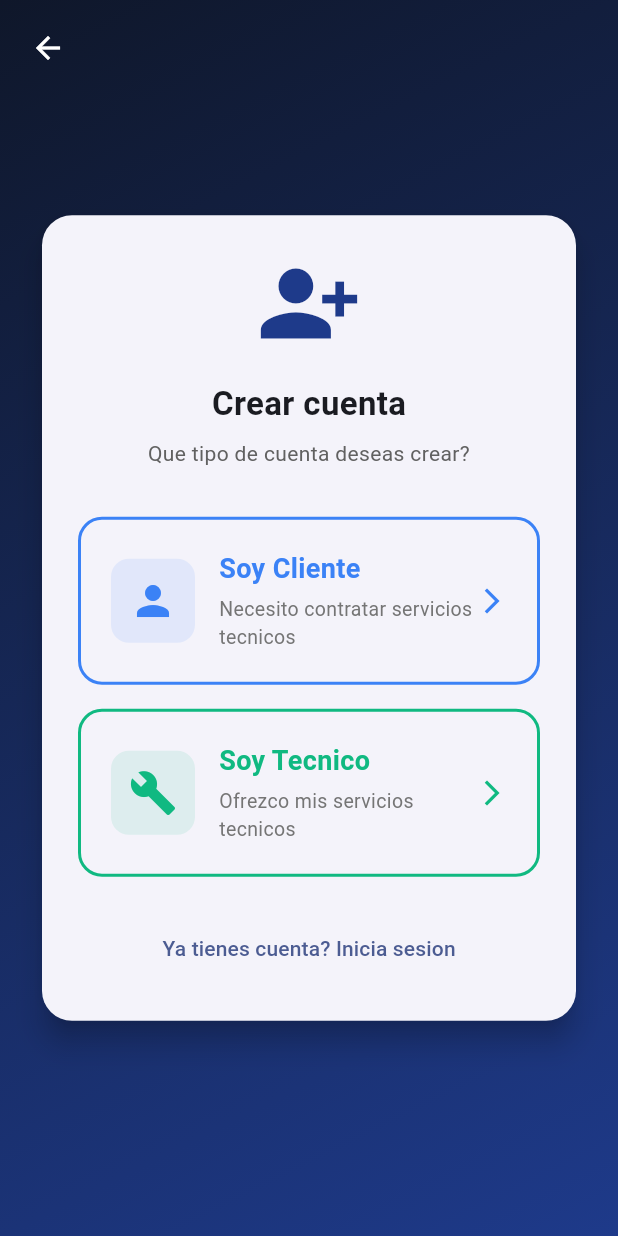
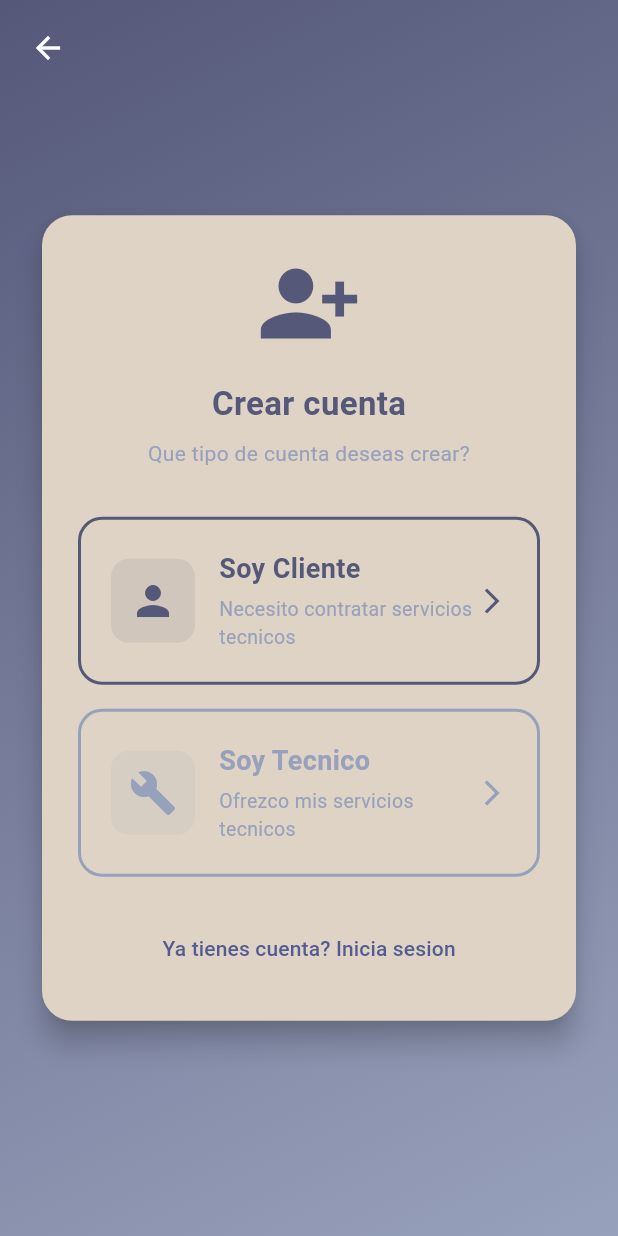
Before and after one commit to dannamishelle23/CLICKFIX-APP, a Flutter app: the screen it shows after launch, after a tap on "Crear una ahora", on a phone screen of 412 x 824 dp. Run offline on Flutter 3.47's test engine with Material 3 defaults, Android fonts, the phone set to English and light mode, and no system bars; our stand-ins replace flutter_dotenv, supabase_flutter; accounts and stored records are empty.

Commit message:
style: Apply custom color palette consistently across all auth components
- Create centralized AppColors class with custom palette:
  - Primary: #555879 (dark blue/purple)
  - Secondary: #98A1BC (light gray/blue)
  - Card background: #DED3C4 (beige/cream)
  - Main background: #F4EBD3 (light cream)
  - Error: #dc2626, Success: #10b981, Warning: #f59e0b

- Update all auth widgets (AuthButton, AuthInput, AuthLayout)
- Update all auth screens (login, register, forgot/reset password)
- Update splash screen and main.dart theme

Co-Authored-By: danna.lopez@sovos.com <danna.lopez@sovos.com>

```diff
--- a/lib/auth/login_screen.dart
+++ b/lib/auth/login_screen.dart
@@ -1,6 +1,7 @@
 import 'package:flutter/material.dart';
 import 'package:supabase_flutter/supabase_flutter.dart';
 
+import '../core/app_colors.dart';
 import 'auth_service.dart';
 import 'register_screen.dart';
 import 'forgot_password_screen.dart';
@@ -81,7 +82,7 @@ class _LoginScreenState extends State<LoginScreen> {
     ScaffoldMessenger.of(context).showSnackBar(
       SnackBar(
         content: Text(msg),
-        backgroundColor: const Color(0xFFdc2626),
+        backgroundColor: AppColors.error,
         behavior: SnackBarBehavior.floating,
       ),
     );
@@ -99,10 +100,10 @@ class _LoginScreenState extends State<LoginScreen> {
               width: 120,
               height: 120,
               decoration: BoxDecoration(
-                color: const Color(0xFFe2e8f0),
+                color: AppColors.background,
                 borderRadius: BorderRadius.circular(20),
                 border: Border.all(
-                  color: const Color(0xFF1e3a8a),
+                  color: AppColors.primary,
                   width: 2,
                   style: BorderStyle.solid,
                 ),
@@ -113,18 +114,18 @@ class _LoginScreenState extends State<LoginScreen> {
                   style: TextStyle(
                     fontSize: 18,
                     fontWeight: FontWeight.bold,
-                    color: Color(0xFF64748b),
+                    color: AppColors.secondary,
                   ),
                 ),
               ),
             ),
             const SizedBox(height: 8),
-            Text(
+            const Text(
               'Servicios tecnicos a tu alcance',
               textAlign: TextAlign.center,
               style: TextStyle(
                 fontSize: 14,
-                color: Colors.grey.shade600,
+                color: AppColors.secondary,
               ),
             ),
             const SizedBox(height: 32),
@@ -183,7 +184,7 @@ class _LoginScreenState extends State<LoginScreen> {
                 child: const Text(
                   'Olvide mi contrasena',
                   style: TextStyle(
-                    color: Color(0xFF1e3a8a),
+                    color: AppColors.primary,
                     fontWeight: FontWeight.w500,
                   ),
                 ),
--- a/lib/auth/register_screen.dart
+++ b/lib/auth/register_screen.dart
@@ -1,7 +1,6 @@
 import 'package:flutter/material.dart';
-import 'package:supabase_flutter/supabase_flutter.dart';
 
-import 'auth_service.dart';
+import '../core/app_colors.dart';
 import 'register_client_screen.dart';
 import 'register_technician_screen.dart';
 import 'widgets/auth_layout.dart';
@@ -19,7 +18,7 @@ class RegisterScreen extends StatelessWidget {
           const Icon(
             Icons.person_add_alt_1,
             size: 70,
-            color: Color(0xFF1e3a8a),
+            color: AppColors.primary,
           ),
           const SizedBox(height: 16),
           const Text(
@@ -27,15 +26,16 @@ class RegisterScreen extends StatelessWidget {
             style: TextStyle(
               fontSize: 22,
               fontWeight: FontWeight.bold,
+              color: AppColors.textDark,
             ),
           ),
           const SizedBox(height: 8),
-          Text(
+          const Text(
             'Que tipo de cuenta deseas crear?',
             textAlign: TextAlign.center,
             style: TextStyle(
               fontSize: 14,
-              color: Colors.grey.shade700,
+              color: AppColors.secondary,
             ),
           ),
           const SizedBox(height: 32),
@@ -43,7 +43,7 @@ class RegisterScreen extends StatelessWidget {
             icon: Icons.person,
             title: 'Soy Cliente',
             description: 'Necesito contratar servicios tecnicos',
-            color: const Color(0xFF3b82f6),
+            color: AppColors.primary,
             onTap: () {
               Navigator.push(
                 context,
@@ -58,7 +58,7 @@ class RegisterScreen extends StatelessWidget {
             icon: Icons.build,
             title: 'Soy Tecnico',
             description: 'Ofrezco mis servicios tecnicos',
-            color: const Color(0xFF10b981),
+            color: AppColors.secondary,
             onTap: () {
               Navigator.push(
                 context,
@@ -132,9 +132,9 @@ class _RoleCard extends StatelessWidget {
                   const SizedBox(height: 4),
                   Text(
                     description,
-                    style: TextStyle(
+                    style: const TextStyle(
                       fontSize: 13,
-                      color: Colors.grey.shade600,
+                      color: AppColors.secondary,
                     ),
                   ),
                 ],
--- a/lib/auth/widgets/auth_button.dart
+++ b/lib/auth/widgets/auth_button.dart
@@ -1,10 +1,12 @@
 import 'package:flutter/material.dart';
+import '../../core/app_colors.dart';
 
 class AuthButton extends StatelessWidget {
   final String text;
   final VoidCallback? onPressed;
   final bool loading;
   final Color? backgroundColor;
+  final bool isSecondary;
 
   const AuthButton({
     super.key,
@@ -12,6 +14,7 @@ class AuthButton extends StatelessWidget {
     this.onPressed,
     this.loading = false,
     this.backgroundColor,
+    this.isSecondary = false,
   });
 
   @override
@@ -22,21 +25,22 @@ class AuthButton extends StatelessWidget {
       child: ElevatedButton(
         onPressed: loading ? null : onPressed,
         style: ElevatedButton.styleFrom(
-          backgroundColor: backgroundColor ?? const Color(0xFF1e3a8a),
-          disabledBackgroundColor: const Color(0xFF94a3b8),
-          foregroundColor: Colors.white,
+          backgroundColor: backgroundColor ??
+              (isSecondary ? AppColors.secondary : AppColors.primary),
+          disabledBackgroundColor: AppColors.secondary,
+          foregroundColor: AppColors.textLight,
           shape: RoundedRectangleBorder(
             borderRadius: BorderRadius.circular(14),
           ),
           elevation: 4,
-          shadowColor: const Color(0xFF1e3a8a),
+          shadowColor: AppColors.primary.withOpacity(0.3),
         ),
         child: loading
             ? const SizedBox(
                 width: 24,
                 height: 24,
                 child: CircularProgressIndicator(
-                  color: Colors.white,
+                  color: AppColors.textLight,
                   strokeWidth: 2,
                 ),
               )
--- a/lib/auth/widgets/auth_input.dart
+++ b/lib/auth/widgets/auth_input.dart
@@ -1,4 +1,5 @@
 import 'package:flutter/material.dart';
+import '../../core/app_colors.dart';
 
 class AuthInput extends StatelessWidget {
   final TextEditingController controller;
@@ -41,41 +42,42 @@ class AuthInput extends StatelessWidget {
         enableSuggestions: enableSuggestions,
         textCapitalization: textCapitalization,
         maxLines: maxLines,
+        style: const TextStyle(color: AppColors.textDark),
         decoration: InputDecoration(
           labelText: label,
           labelStyle: const TextStyle(
-            color: Color(0xFF1e3a8a),
+            color: AppColors.primary,
             fontWeight: FontWeight.w500,
           ),
           prefixIcon: prefixIcon != null
-              ? Icon(prefixIcon, color: const Color(0xFF3b82f6))
+              ? Icon(prefixIcon, color: AppColors.secondary)
               : null,
           suffixIcon: suffixIcon,
           border: OutlineInputBorder(
             borderRadius: BorderRadius.circular(12),
             borderSide: const BorderSide(
-              color: Color(0xFFe2e8f0),
+              color: AppColors.secondary,
               width: 1.5,
             ),
           ),
           enabledBorder: OutlineInputBorder(
             borderRadius: BorderRadius.circular(12),
             borderSide: const BorderSide(
-              color: Color(0xFF3b82f6),
+              color: AppColors.secondary,
               width: 1.5,
             ),
           ),
           focusedBorder: OutlineInputBorder(
             borderRadius: BorderRadius.circular(12),
             borderSide: const BorderSide(
-              color: Color(0xFF1e3a8a),
+              color: AppColors.primary,
               width: 2,
             ),
           ),
           errorBorder: OutlineInputBorder(
             borderRadius: BorderRadius.circular(12),
             borderSide: const BorderSide(
-              color: Color(0xFFdc2626),
+              color: AppColors.error,
               width: 1.5,
             ),
           ),
@@ -84,7 +86,7 @@ class AuthInput extends StatelessWidget {
             vertical: 14,
           ),
           filled: true,
-          fillColor: const Color(0xFFF8FAFC),
+          fillColor: AppColors.background,
         ),
       ),
     );
--- a/lib/auth/widgets/auth_layout.dart
+++ b/lib/auth/widgets/auth_layout.dart
@@ -1,4 +1,5 @@
 import 'package:flutter/material.dart';
+import '../../core/app_colors.dart';
 
 class AuthLayout extends StatelessWidget {
   final String title;
@@ -21,8 +22,8 @@ class AuthLayout extends StatelessWidget {
         decoration: const BoxDecoration(
           gradient: LinearGradient(
             colors: [
-              Color(0xFF0f172a),
-              Color(0xFF1e3a8a),
+              AppColors.primary,
+              AppColors.secondary,
             ],
             begin: Alignment.topLeft,
             end: Alignment.bottomRight,
@@ -36,7 +37,7 @@ class AuthLayout extends StatelessWidget {
                   top: 8,
                   left: 8,
                   child: IconButton(
-                    icon: const Icon(Icons.arrow_back, color: Colors.white),
+                    icon: const Icon(Icons.arrow_back, color: AppColors.textLight),
                     onPressed: () => Navigator.pop(context),
                   ),
                 ),
@@ -47,6 +48,7 @@ class AuthLayout extends StatelessWidget {
                     constraints: const BoxConstraints(maxWidth: 420),
                     child: Card(
                       elevation: 8,
+                      color: AppColors.cardBackground,
                       shape: RoundedRectangleBorder(
                         borderRadius: BorderRadius.circular(20),
                       ),
@@ -61,6 +63,7 @@ class AuthLayout extends StatelessWidget {
                                 style: const TextStyle(
                                   fontSize: 22,
                                   fontWeight: FontWeight.bold,
+                                  color: AppColors.textDark,
                                 ),
                               ),
                               const SizedBox(height: 24),
--- /dev/null
+++ b/lib/core/app_colors.dart
@@ -0,0 +1,14 @@
+import 'package:flutter/material.dart';
+
+class AppColors {
+  static const Color primary = Color(0xFF555879);
+  static const Color secondary = Color(0xFF98A1BC);
+  static const Color cardBackground = Color(0xFFDED3C4);
+  static const Color background = Color(0xFFF4EBD3);
+
+  static const Color textDark = Color(0xFF555879);
+  static const Color textLight = Colors.white;
+  static const Color error = Color(0xFFdc2626);
+  static const Color success = Color(0xFF10b981);
+  static const Color warning = Color(0xFFf59e0b);
+}
--- a/lib/splash/splash_screen.dart
+++ b/lib/splash/splash_screen.dart
@@ -1,4 +1,6 @@
 import 'package:flutter/material.dart';
+
+import '../core/app_colors.dart';
 
 class SplashScreen extends StatefulWidget {
   final Widget nextScreen;
@@ -72,8 +74,8 @@ class _SplashScreenState extends State<SplashScreen>
         decoration: const BoxDecoration(
           gradient: LinearGradient(
             colors: [
-              Color(0xFF0f172a),
-              Color(0xFF1e3a8a),
+              AppColors.primary,
+              AppColors.secondary,
             ],
             begin: Alignment.topLeft,
             end: Alignment.bottomRight,
@@ -94,7 +96,7 @@ class _SplashScreenState extends State<SplashScreen>
                         width: 120,
                         height: 120,
                         decoration: BoxDecoration(
-                          color: Colors.white,
+                          color: AppColors.cardBackground,
                           borderRadius: BorderRadius.circular(24),
                           boxShadow: [
                             BoxShadow(
@@ -110,7 +112,7 @@ class _SplashScreenState extends State<SplashScreen>
                             style: TextStyle(
                               fontSize: 20,
                               fontWeight: FontWeight.bold,
-                              color: Color(0xFF1e3a8a),
+                              color: AppColors.primary,
                             ),
                           ),
                         ),
@@ -121,7 +123,7 @@ class _SplashScreenState extends State<SplashScreen>
                         style: TextStyle(
                           fontSize: 32,
                           fontWeight: FontWeight.bold,
-                          color: Colors.white,
+                          color: AppColors.textLight,
                         ),
                       ),
                       const SizedBox(height: 8),
@@ -129,7 +131,7 @@ class _SplashScreenState extends State<SplashScreen>
                         'Servicios tecnicos a tu alcance',
                         style: TextStyle(
                           fontSize: 16,
-                          color: Colors.white.withOpacity(0.8),
+                          color: AppColors.textLight.withOpacity(0.8),
                         ),
                       ),
                       const SizedBox(height: 48),
@@ -137,7 +139,7 @@ class _SplashScreenState extends State<SplashScreen>
                         width: 32,
                         height: 32,
                         child: CircularProgressIndicator(
-                          color: Colors.white,
+                          color: AppColors.textLight,
                           strokeWidth: 3,
                         ),
                       ),
```
Also changed, not shown: lib/auth/forgot_password_screen.dart (+7 -5 lines), lib/auth/register_client_screen.dart (+13 -11 lines), lib/auth/register_technician_screen.dart (+25 -24 lines), lib/auth/reset_password_screen.dart (+13 -11 lines), lib/main.dart (+13 -10 lines).
